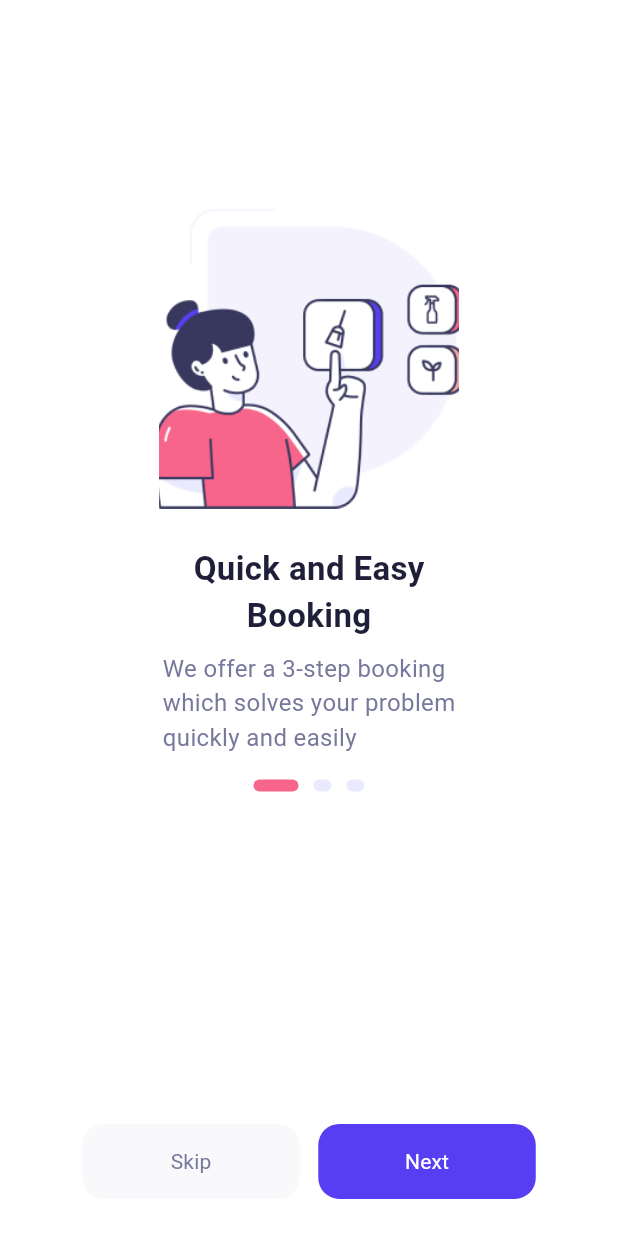
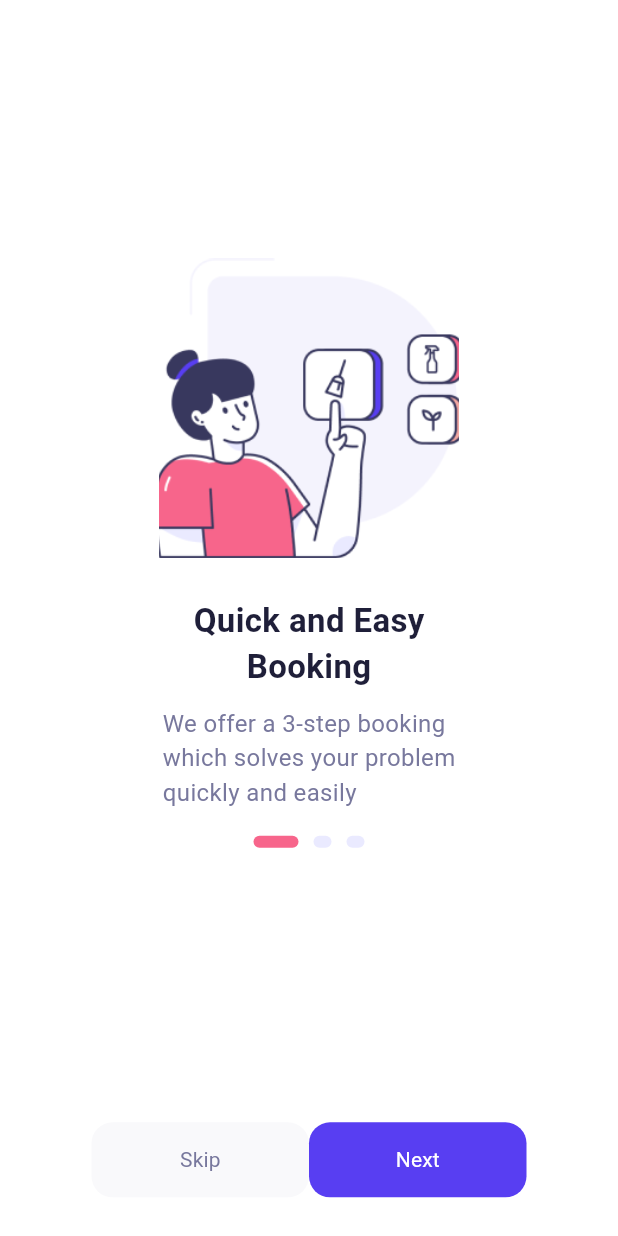
Before and after one commit to iAdam143/service_app, a Flutter app: the screen it shows after launch, on a phone screen of 412 x 824 dp. Run offline on Flutter 3.47's test engine with Material 2 defaults, Android fonts, the phone set to English and light mode, and no system bars; our stand-ins replace flutter_screenutil, flutter_svg; Roboto replaces fonts that are missing (SFPro).

Commit message:
Replaced MediaQuery with ScreenUtil

```diff
--- a/lib/main.dart
+++ b/lib/main.dart
@@ -1,4 +1,6 @@
 import 'package:flutter/material.dart';
+import 'package:flutter_screenutil/flutter_screenutil.dart';
+import 'package:service_app/view/home_screen.dart';
 import 'package:service_app/view/splash_screen.dart';
 
 
@@ -13,6 +15,7 @@ class MyApp extends StatelessWidget {
 
   @override
   Widget build(BuildContext context) {
+    ScreenUtil.init(context, designSize: const Size(176.4, 383.04),minTextAdapt: true);
     return MaterialApp(
       theme: ThemeData(
           useMaterial3: true),
@@ -20,7 +23,8 @@ class MyApp extends StatelessWidget {
       //home: SplashScreen(),
       initialRoute: '/',
       routes: {
-        '/': (context) => const SplashScreen(),
+        //'/': (context) => HomeScreen(),
+        '/': (context) => SplashScreen(),
         //'/category': (context) => CategoryScreen(),
         //'/fruits': (context) => FruitsScreen(),
         //'/vegetables': (context) => VegetablesScreen(),
--- a/lib/utils/custom widgets/custom_card.dart
+++ b/lib/utils/custom widgets/custom_card.dart
@@ -1,4 +1,5 @@
 import 'package:flutter/material.dart';
+import 'package:flutter_screenutil/flutter_screenutil.dart';
 import 'package:service_app/utils/custom%20widgets/custom_buttons.dart';
 import 'package:service_app/utils/textstyles.dart';
 
@@ -29,7 +30,7 @@ class _CustomCardState extends State<CustomCard> {
 
   @override
   Widget build(BuildContext context) {
-    final containerHeight = MediaQuery.of(context).size.height * 0.3;
+    final containerHeight = 90.h;
 
     Widget buildCheckbox() {
       if (widget.showCheckbox) {
@@ -93,7 +94,7 @@ class _CustomCardState extends State<CustomCard> {
     }
 
     return Container(
-      width: MediaQuery.of(context).size.width * 0.35,
+      width: 60.w,
       decoration: BoxDecoration(
         border: Border.all(
           color: mygreyColor,
--- a/lib/view/onboarding_screen.dart
+++ b/lib/view/onboarding_screen.dart
@@ -1,4 +1,5 @@
 import 'package:flutter/material.dart';
+import 'package:flutter_screenutil/flutter_screenutil.dart';
 import 'package:service_app/utils/colors.dart';
 import 'package:service_app/utils/custom%20widgets/custom_buttons.dart';
 import 'package:service_app/utils/custom%20widgets/page_indicator.dart';
@@ -72,7 +73,7 @@ class _OnBoardingScreenState extends State<OnBoardingScreen> {
             ],
           ),
         ),
-        SizedBox(height: MediaQuery.of(context).size.height * 0.1),
+        SizedBox(height: 5.h),
         buildButtons(context),
       ],
     );
@@ -84,12 +85,12 @@ class _OnBoardingScreenState extends State<OnBoardingScreen> {
       mainAxisAlignment: MainAxisAlignment.center,
       children: [
         Image.asset(image, fit: BoxFit.cover, height: 200, width: 200),
-        SizedBox(height: MediaQuery.of(context).size.height * 0.03),
+        SizedBox(height: 12.h),
         Text(title1, style: heading_3),
         Text(title2, style: heading_3),
-        SizedBox(height: MediaQuery.of(context).size.height * 0.01),
+        SizedBox(height: 5.h),
         Text(description, style: paragraph_1),
-        SizedBox(height: MediaQuery.of(context).size.height * 0.02),
+        SizedBox(height: 8.h),
         PageIndicator(currentPage: currentPage),
       ],
     );
@@ -98,7 +99,7 @@ class _OnBoardingScreenState extends State<OnBoardingScreen> {
   Widget buildButtons(BuildContext context) {
     return Padding(
       padding: EdgeInsets.only(
-        bottom: MediaQuery.of(context).size.height * 0.03,
+        bottom: 12.h,
       ),
       child: Row(
         mainAxisAlignment: MainAxisAlignment.center,
@@ -125,7 +126,7 @@ class _OnBoardingScreenState extends State<OnBoardingScreen> {
                 text: 'Skip',
                 textColor: myDarkGreyColor,
                 buttonColor: mybackbuttonColor),
-          SizedBox(width: MediaQuery.of(context).size.width * 0.03),
+          SizedBox(height: 12.h),
           if (_currentPage == 2)
             CustomButton1(
                 onPressed: () => viewModel.onSignUpPressed(context),
--- a/lib/view/splash_screen.dart
+++ b/lib/view/splash_screen.dart
@@ -1,5 +1,6 @@
 import 'dart:async';
 import 'package:flutter/material.dart';
+import 'package:flutter_screenutil/flutter_screenutil.dart';
 import 'package:flutter_svg/flutter_svg.dart';
 import 'package:service_app/utils/textstyles.dart';
 import 'package:service_app/view/onboarding_screen.dart';
@@ -47,7 +48,7 @@ class _SplashScreenState extends State<SplashScreen> {
                   ),
                 ],
               ),
-              SizedBox(width: MediaQuery.sizeOf(context).width*0.03),
+              SizedBox(height: 12.h),
               const Column(
                 children: [
                   Text(
--- a/pubspec.yaml
+++ b/pubspec.yaml
@@ -37,6 +37,7 @@ dependencies:
   cupertino_icons: ^1.0.2
   flutter_svg: ^2.0.6
   intl: ^0.18.1
+  flutter_screenutil: ^5.8.4
 dev_dependencies:
   flutter_test:
     sdk: flutter
```
Also changed, not shown: lib/utils/custom widgets/top_pick_section.dart (+6 -5 lines), lib/view/Auth/login_screen.dart (+6 -5 lines), lib/view/Auth/reset_password_1.dart (+4 -3 lines), lib/view/Auth/reset_password_2.dart (+5 -4 lines), lib/view/Auth/signup_screen.dart (+7 -6 lines), lib/view/Auth/verification_screen.dart (+5 -4 lines), lib/view/ServiceDetail/service_detail_screen.dart (+11 -12 lines), lib/view/ServiceDetail/service_detail_screen_4.dart (+8 -7 lines), lib/view/home_screen.dart (+4 -3 lines), pubspec.lock.
